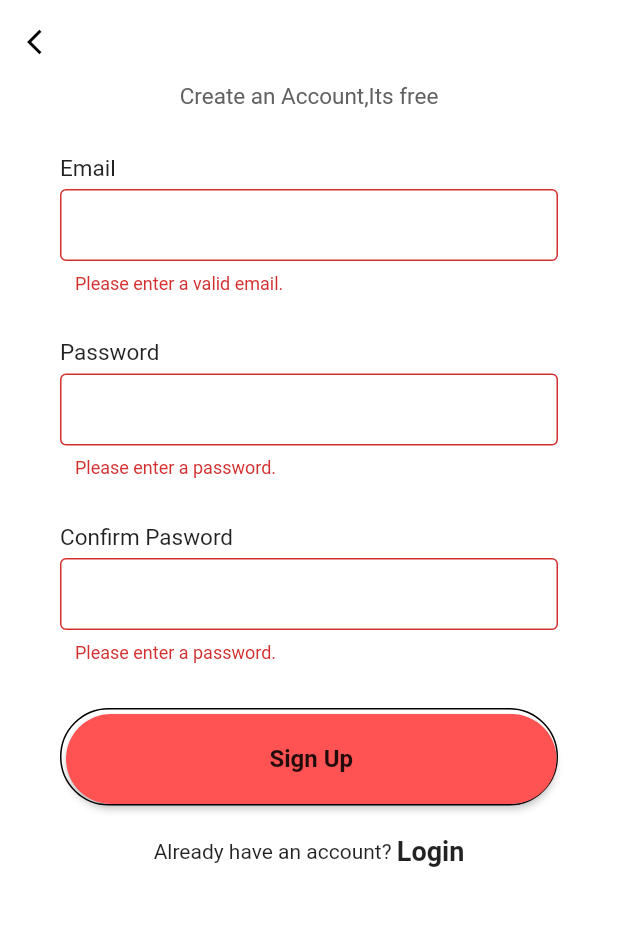
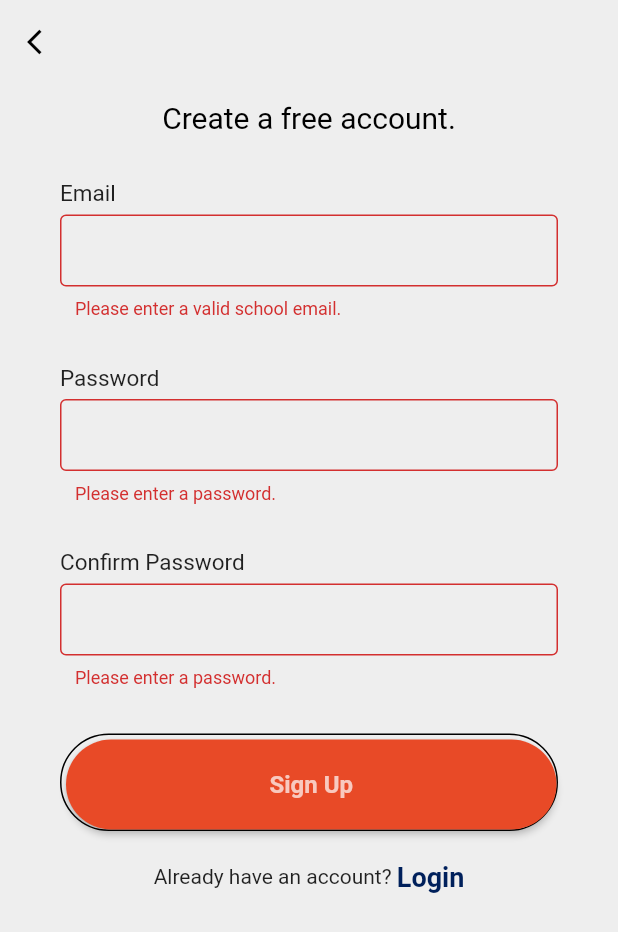
Before and after one commit to SiGMobileUIUC/car_pool_app, a Flutter app: the SignupPage screen opened directly, scrolled down 56 dp, after a tap on "Sign Up", on a phone screen of 412 x 824 dp. Shown: the top 932 px of the screen. Run offline on Flutter 3.47's test engine with Material 2 defaults, Android fonts, the phone set to English and light mode, and no system bars; our stand-ins replace firebase_auth, firebase_core; accounts and stored records are empty; network calls fail.

Commit message:
Updating UI / UX of login/signup

```diff
--- a/car_pool_app/lib/screens/login.dart
+++ b/car_pool_app/lib/screens/login.dart
@@ -53,7 +53,7 @@ class LoginPage extends StatelessWidget {
       backgroundColor: Colors.grey[200], // Set the background color to a shade of gray
       appBar: AppBar(
         elevation: 0,
-        backgroundColor: Colors.white,
+        backgroundColor: Colors.grey[200],
         leading: IconButton(
           onPressed: () {
             Navigator.pop(context);
--- a/car_pool_app/lib/screens/signup.dart
+++ b/car_pool_app/lib/screens/signup.dart
@@ -1,9 +1,10 @@
 import 'package:flutter/material.dart';
 import 'package:firebase_auth/firebase_auth.dart';
 import '../screens/homepage.dart';
+import '../screens/login.dart';
 
 class SignupPage extends StatefulWidget {
-  const SignupPage({super.key});
+  const SignupPage({Key? key});
 
   @override
   State<SignupPage> createState() => _SignupPageState();
@@ -62,11 +63,10 @@ class _SignupPageState extends State<SignupPage> {
   Widget build(BuildContext context) {
     return Scaffold(
       resizeToAvoidBottomInset: false,
-      // resizeToAvoidBottomPadding: false,
-      backgroundColor: Colors.white,
+      backgroundColor: Colors.grey[200],
       appBar: AppBar(
         elevation: 0,
-        backgroundColor: Colors.white,
+        backgroundColor: Colors.grey[200],
         leading: IconButton(
           onPressed: () {
             Navigator.pop(context);
@@ -75,7 +75,8 @@ class _SignupPageState extends State<SignupPage> {
             Icons.arrow_back_ios,
             size: 20,
             color: Colors.black,
-            )),
+          ),
+        ),
       ),
       body: SafeArea(
         child: SingleChildScrollView(
@@ -89,25 +90,25 @@ class _SignupPageState extends State<SignupPage> {
                   children: [
                     Column(
                       mainAxisAlignment: MainAxisAlignment.spaceEvenly,
-                      children: [
-                        const Text(
-                          "Sign up",
+                      children: const [
+                        Text(
+                          "Sign Up",
                           style: TextStyle(
-                            fontSize: 30,
+                            fontSize: 40,
                             fontWeight: FontWeight.bold,
                           ),
                         ),
-                        const SizedBox(
+                        SizedBox(
                           height: 20,
                         ),
                         Text(
-                          "Create an Account,Its free",
+                          "Create a free account.",
                           style: TextStyle(
-                            fontSize: 15,
-                            color: Colors.grey[700],
+                            fontSize: 20,
+                            color: Color.fromARGB(255, 0, 0, 0),
                           ),
                         ),
-                        const SizedBox(
+                        SizedBox(
                           height: 30,
                         )
                       ],
@@ -128,7 +129,7 @@ class _SignupPageState extends State<SignupPage> {
                               controller: _passwordController,
                             ),
                             makeInput(
-                              label: "Confirm Pasword",
+                              label: "Confirm Password",
                               password: true,
                               controller: _confirmPasswordController,
                             ),
@@ -146,7 +147,9 @@ class _SignupPageState extends State<SignupPage> {
                             bottom: BorderSide(color: Colors.black),
                             top: BorderSide(color: Colors.black),
                             right: BorderSide(color: Colors.black),
-                                left: BorderSide(color: Colors.black))),
+                            left: BorderSide(color: Colors.black),
+                          ),
+                        ),
                         child: MaterialButton(
                           minWidth: double.infinity,
                           height: 60,
@@ -194,14 +197,16 @@ class _SignupPageState extends State<SignupPage> {
                               );
                             }
                           },
-                          color: Colors.redAccent,
+                          color: const Color.fromARGB(255, 232, 74, 39),
                           shape: RoundedRectangleBorder(
-                              borderRadius: BorderRadius.circular(40)),
+                            borderRadius: BorderRadius.circular(40),
+                          ),
                           child: const Text(
                             "Sign Up",
                             style: TextStyle(
                               fontWeight: FontWeight.w600,
                               fontSize: 16,
+                              color: Colors.white70,
                             ),
                           ),
                         ),
@@ -213,12 +218,22 @@ class _SignupPageState extends State<SignupPage> {
                     Row(
                       mainAxisAlignment: MainAxisAlignment.center,
                       children: [
-                        Text("Already have an account? "),
-                        Text(
+                        const Text("Already have an account? "),
+                        InkWell(
+                          onTap: () {
+                            Navigator.of(context).push(
+                              MaterialPageRoute(
+                                builder: (context) => const LoginPage(),
+                              ),
+                            );
+                          },
+                          child: Text(
                             "Login",
-                          style: TextStyle(
+                            style: const TextStyle(
                               fontWeight: FontWeight.w600,
                               fontSize: 18,
+                              color: Color.fromARGB(255, 0, 32, 91),
+                            ),
                           ),
                         ),
                       ],
@@ -232,13 +247,12 @@ class _SignupPageState extends State<SignupPage> {
       ),
     );
   }
-}
 
   Widget makeInput({
-  label,
-  obsureText = false,
-  password = false,
-  required controller,
+    required String label,
+    bool obsureText = false,
+    bool password = false,
+    required TextEditingController controller,
   }) {
     String? validatePassword(String? s) {
       if (s == null || s.isEmpty) {
@@ -249,7 +263,10 @@ Widget makeInput({
 
     String? validateEmail(String? s) {
       if (s == null || s.isEmpty) {
-      return 'Please enter a valid email.';
+        return 'Please enter a valid school email.';
+      }
+      if (!s.contains('@illinois.edu')) {
+        return 'Please enter a valid school email.';
       }
       return null;
     }
@@ -260,7 +277,10 @@ Widget makeInput({
         Text(
           label,
           style: const TextStyle(
-            fontSize: 15, fontWeight: FontWeight.w400, color: Colors.black87),
+            fontSize: 15,
+            fontWeight: FontWeight.w400,
+            color: Colors.black87,
+          ),
         ),
         const SizedBox(
           height: 5,
@@ -268,7 +288,7 @@ Widget makeInput({
         TextFormField(
           controller: controller,
           validator: password ? validatePassword : validateEmail,
-        obscureText: password ? true : false,
+          obscureText: obsureText,
           decoration: const InputDecoration(
             contentPadding: EdgeInsets.symmetric(vertical: 0, horizontal: 10),
             enabledBorder: OutlineInputBorder(
@@ -276,8 +296,9 @@ Widget makeInput({
                 color: Colors.grey,
               ),
             ),
-          border:
-              OutlineInputBorder(borderSide: BorderSide(color: Colors.grey)),
+            border: OutlineInputBorder(
+              borderSide: BorderSide(color: Colors.grey),
+            ),
           ),
         ),
         const SizedBox(
@@ -286,3 +307,4 @@ Widget makeInput({
       ],
     );
   }
+}
```
Lines whose indentation alone changed are shown as unchanged.
